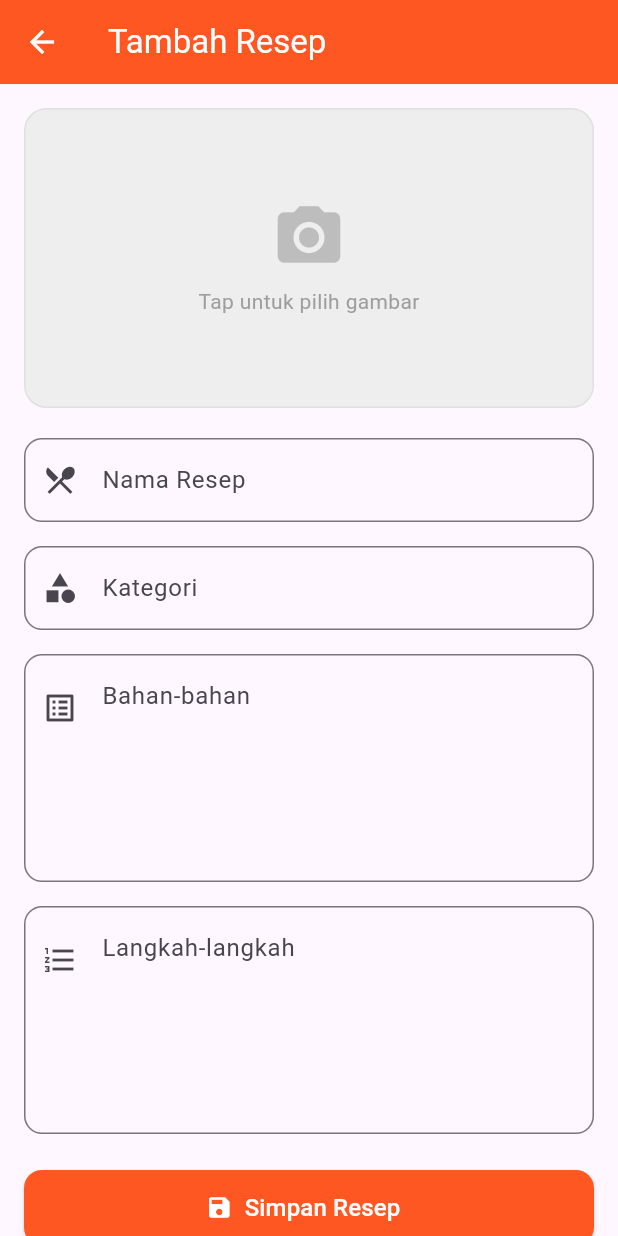
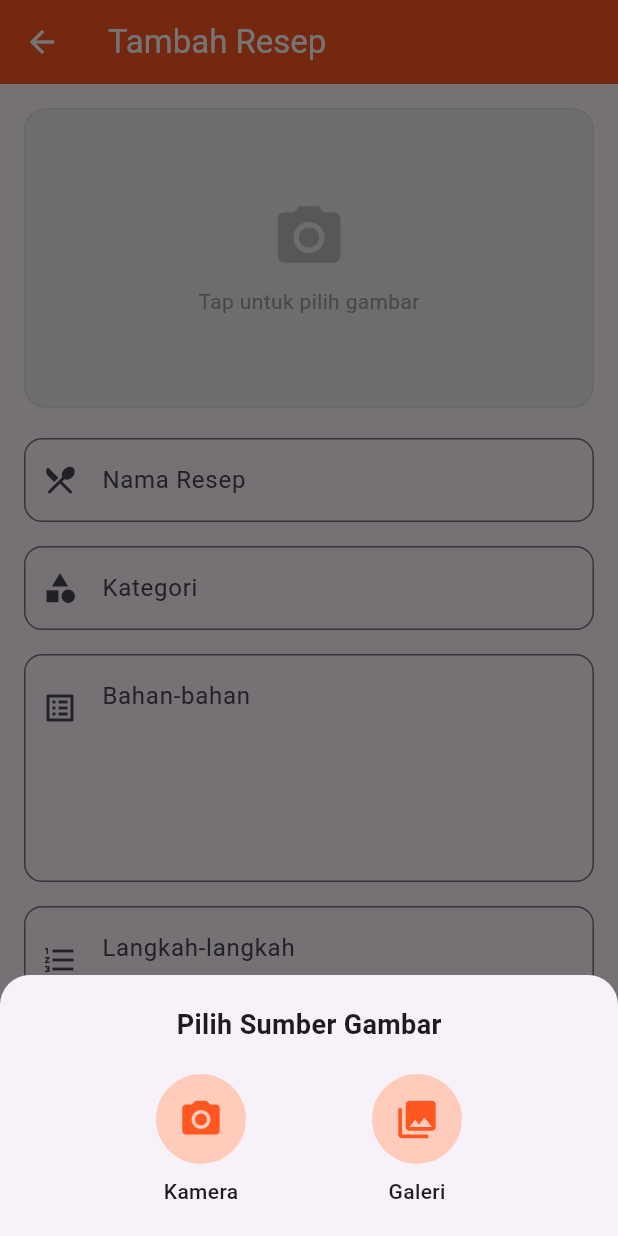
Before and after one commit to ramatullah12/PAB2, a Flutter app: the AddRecipeScreen screen opened directly, after a tap on "Tap untuk pilih gambar", on a phone screen of 412 x 824 dp. Run offline on Flutter 3.47's test engine with Material 3 defaults, Android fonts, the phone set to English and light mode, and no system bars; our stand-ins replace cloud_firestore, firebase_auth, firebase_core, firebase_database, image_picker, shared_preferences; missing offline and left inert: nfc_manager; accounts and stored records are empty.

Commit message:
latihan resep makanan

```diff
--- a/resep_app/lib/screens/add_recipe_screen.dart
+++ b/resep_app/lib/screens/add_recipe_screen.dart
@@ -1,5 +1,6 @@
 import 'package:flutter/material.dart';
 import 'dart:convert';
+import 'package:image_picker/image_picker.dart';
 import '../services/firestore_service.dart';
 import '../utils/image_helper.dart';
 
@@ -45,14 +46,90 @@ class _AddRecipeScreenState extends State<AddRecipeScreen> {
     super.dispose();
   }
 
-  Future<void> _pickImage() async {
-    final image = await ImageHelper.pickImage();
-    if (image != null) {
-      final base64 = await ImageHelper.toBase64(image);
-      setState(() {
-        _imageBase64 = base64;
-      });
+  Future<void> _pickImage(ImageSource source) async {
+    try {
+      final image = await ImageHelper.pickImage(source: source);
+      if (image != null) {
+        final base64 = await ImageHelper.toBase64(image);
+        setState(() {
+          _imageBase64 = base64;
+        });
+      }
+    } catch (e) {
+      if (mounted) {
+        ScaffoldMessenger.of(context).showSnackBar(
+          SnackBar(
+            content: Text("Gagal mengambil gambar: $e"),
+            backgroundColor: Colors.red,
+          ),
+        );
+      }
     }
+  }
+
+  void _showImageSourceDialog() {
+    showModalBottomSheet(
+      context: context,
+      shape: const RoundedRectangleBorder(
+        borderRadius: BorderRadius.vertical(top: Radius.circular(20)),
+      ),
+      builder: (context) => Container(
+        padding: const EdgeInsets.all(20),
+        child: Column(
+          mainAxisSize: MainAxisSize.min,
+          children: [
+            const Text(
+              "Pilih Sumber Gambar",
+              style: TextStyle(fontSize: 18, fontWeight: FontWeight.bold),
+            ),
+            const SizedBox(height: 20),
+            Row(
+              mainAxisAlignment: MainAxisAlignment.spaceEvenly,
+              children: [
+                _buildSourceButton(
+                  icon: Icons.camera_alt,
+                  label: "Kamera",
+                  onTap: () {
+                    Navigator.pop(context);
+                    _pickImage(ImageSource.camera);
+                  },
+                ),
+                _buildSourceButton(
+                  icon: Icons.photo_library,
+                  label: "Galeri",
+                  onTap: () {
+                    Navigator.pop(context);
+                    _pickImage(ImageSource.gallery);
+                  },
+                ),
+              ],
+            ),
+          ],
+        ),
+      ),
+    );
+  }
+
+  Widget _buildSourceButton({
+    required IconData icon,
+    required String label,
+    required VoidCallback onTap,
+  }) {
+    return GestureDetector(
+      onTap: onTap,
+      child: Column(
+        mainAxisSize: MainAxisSize.min,
+        children: [
+          CircleAvatar(
+            radius: 30,
+            backgroundColor: Colors.deepOrange.shade100,
+            child: Icon(icon, size: 30, color: Colors.deepOrange),
+          ),
+          const SizedBox(height: 8),
+          Text(label, style: const TextStyle(fontWeight: FontWeight.w500)),
+        ],
+      ),
+    );
   }
 
   Future<void> _saveRecipe() async {
@@ -111,7 +188,7 @@ class _AddRecipeScreenState extends State<AddRecipeScreen> {
             children: [
               // Image Picker
               GestureDetector(
-                onTap: _pickImage,
+                onTap: _showImageSourceDialog,
                 child: Container(
                   height: 200,
                   decoration: BoxDecoration(
--- a/resep_app/lib/utils/image_helper.dart
+++ b/resep_app/lib/utils/image_helper.dart
@@ -1,17 +1,21 @@
-import 'dart:io';
 import 'dart:convert';
 import 'package:image_picker/image_picker.dart';
 
 class ImageHelper {
-  static Future<File?> pickImage() async {
-    final picked = await ImagePicker().pickImage(source: ImageSource.gallery);
-    if (picked != null) {
-      return File(picked.path);
-    }
-    return null;
+  static Future<XFile?> pickImage({ImageSource source = ImageSource.gallery}) async {
+    // Kita tambahkan kompresi gambar (kualitas & ukuran maksimal)
+    // agar string base64 tidak melebihi batas maksimal dokumen Firestore (1 MB).
+    final picked = await ImagePicker().pickImage(
+      source: source,
+      imageQuality: 30, // Kompres kualitas gambar menjadi 30%
+      maxWidth: 600,    // Batasi lebar maksimal 600px
+      maxHeight: 600,   // Batasi tinggi maksimal 600px
+    );
+    return picked;
   }
 
-  static Future<String> toBase64(File file) async {
+  static Future<String> toBase64(XFile file) async {
+    // XFile memiliki metode readAsBytes() bawaan yang aman untuk semua platform (termasuk Web)
     final bytes = await file.readAsBytes();
     return base64Encode(bytes);
   }
```
Also changed, not shown: resep_app/screnshot/image.png (added).
